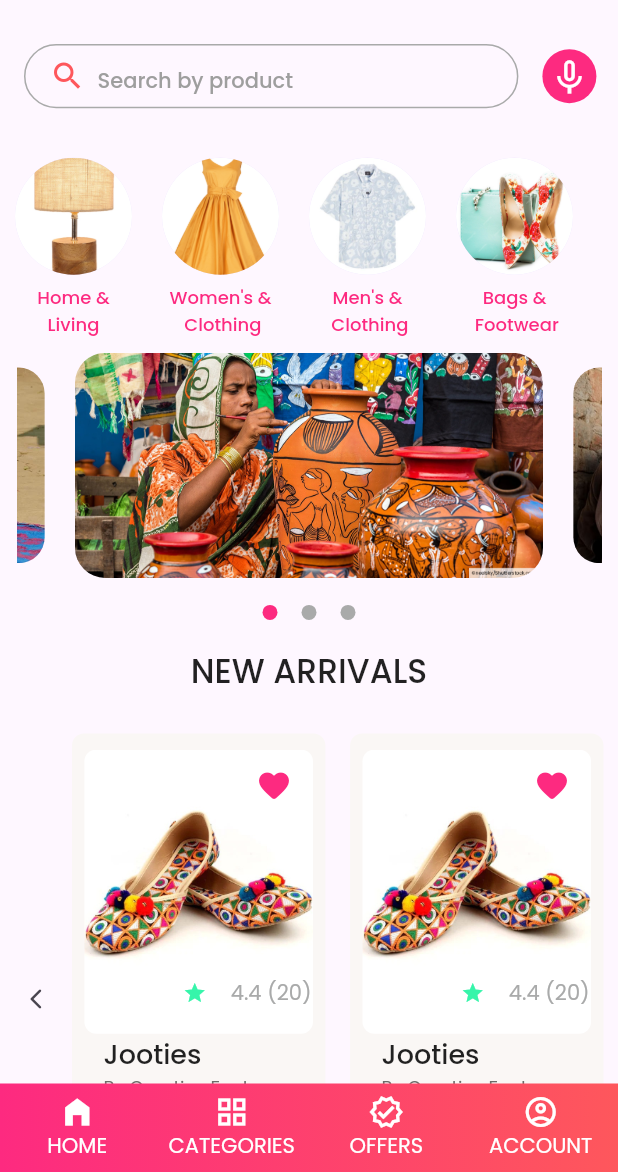
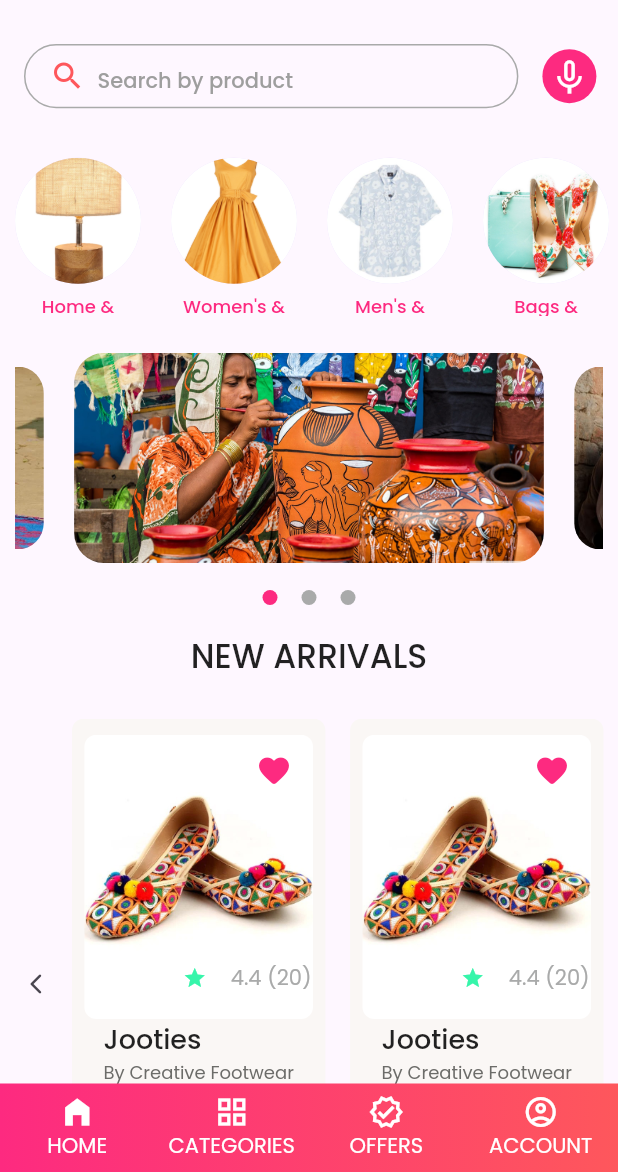
Before and after one commit to Sandrapc1/platformMyhraki, a Flutter app: the screen it shows after launch, on a phone screen of 412 x 824 dp, the part 64-1236 px from its top. Run offline on Flutter 3.47's test engine with Material 2 defaults, Android fonts, the phone set to English and light mode, and no system bars; drawn by our look-alikes of carousel_slider; our stand-ins replace google_fonts, palette_generator.

Commit message:
chnage the carouselslider

```diff
--- a/lib/main.dart
+++ b/lib/main.dart
@@ -1,6 +1,6 @@
 import 'package:flutter/material.dart';
 import 'package:google_fonts/google_fonts.dart';
-import 'package:platform_myhrakii/src/views/home_screen.dart';
+import 'package:platform_myhrakii/src/views/home/home_screen.dart';
 
 void main() {
   runApp(const MyApp());
--- a/lib/src/views/carouselslider_screen.dart
+++ b/lib/src/views/home/widgets/carouselslider_screen.dart
@@ -21,11 +21,14 @@ class _CarouselSliderDemoState extends State<CarouselSliderDemo> {
 
   @override
   Widget build(BuildContext context) {
+    var size=MediaQuery.of(context).size;
     return Column(
       children: [
         SizedBox(
-          height: 150.0,
-          width: 390,
+          height:size.height*0.17,
+          // height: 150.0,
+          // width: 400,
+          width: size.width*0.95,
           child: CarouselSlider(
             items: carouselImage.map((carouselImage) {
               return _buildCarouselItem(carouselImage);
--- a/lib/src/views/categoriesRow_screen.dart
+++ b/lib/src/views/home/widgets/categoriesRow_screen.dart
@@ -43,7 +43,7 @@ class CategoriesRow extends StatelessWidget {
             child: Column(
               children: [
                 CircleAvatar(
-                  radius: 39,
+                  radius: 42,
                   backgroundImage: AssetImage(Category[index]['imagePath']!),
                 ),
                 SizedBox(
--- a/lib/src/views/craft_widget_screen.dart
+++ b/lib/src/views/home/widgets/craft_widget_screen.dart
@@ -1,5 +1,5 @@
 import 'package:flutter/material.dart';
-import '../../core/colors.dart';
+import '../../../../core/colors.dart';
 
 class CraftWidget extends StatelessWidget {
   CraftWidget({
--- a/lib/src/views/craftstories_screen.dart
+++ b/lib/src/views/home/widgets/craftstories_screen.dart
@@ -1,7 +1,7 @@
 // ignore_for_file: must_be_immutable, sized_box_for_whitespace
 
 import 'package:flutter/material.dart';
-import '../../core/colors.dart';
+import '../../../../core/colors.dart';
 
 class CraftStoriesScreen extends StatelessWidget {
   CraftStoriesScreen({
--- a/lib/src/views/customerdetails_screen.dart
+++ b/lib/src/views/home/widgets/customerdetails_screen.dart
@@ -1,6 +1,6 @@
 // ignore_for_file: must_be_immutable
 import 'package:flutter/material.dart';
-import '../../core/colors.dart';
+import '../../../../core/colors.dart';
 
 class CustomerDetails extends StatelessWidget {
   const CustomerDetails({
--- a/lib/src/views/popularides_screen.dart
+++ b/lib/src/views/home/widgets/popularides_screen.dart
@@ -1,7 +1,7 @@
 // ignore_for_file: must_be_immutable
 
 import 'package:flutter/material.dart';
-import '../../core/colors.dart';
+import '../../../../core/colors.dart';
 
 class PopularIdeasScreen extends StatelessWidget {
   PopularIdeasScreen({
```
Also changed, not shown: lib/src/views/account/account_screen.dart (added, +14 -0 lines), lib/src/views/categories/categories_screen.dart (added, +14 -0 lines), lib/src/views/home/home_screen.dart (renamed from lib/src/views/home_screen.dart, +9 -9 lines), lib/src/views/offers/offer_screen.dart (added, +14 -0 lines), lib/src/views/home/widgets/bottamnavigation.dart (renamed from lib/src/views/bottamnavigation.dart), lib/src/views/home/widgets/footwearrow_screen.dart (renamed from lib/src/views/footwearrow_screen.dart), lib/src/views/home/widgets/shopbycategory_screen.dart (renamed from lib/src/views/shopbycategory_screen.dart).
